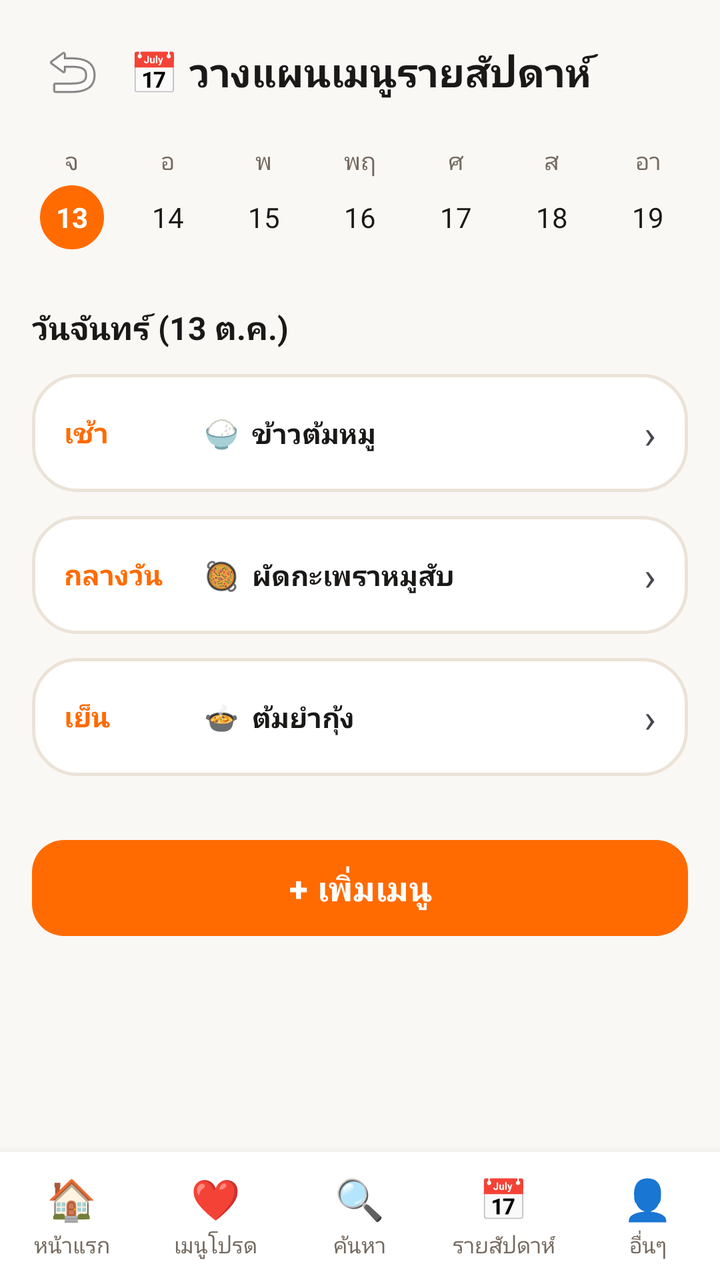
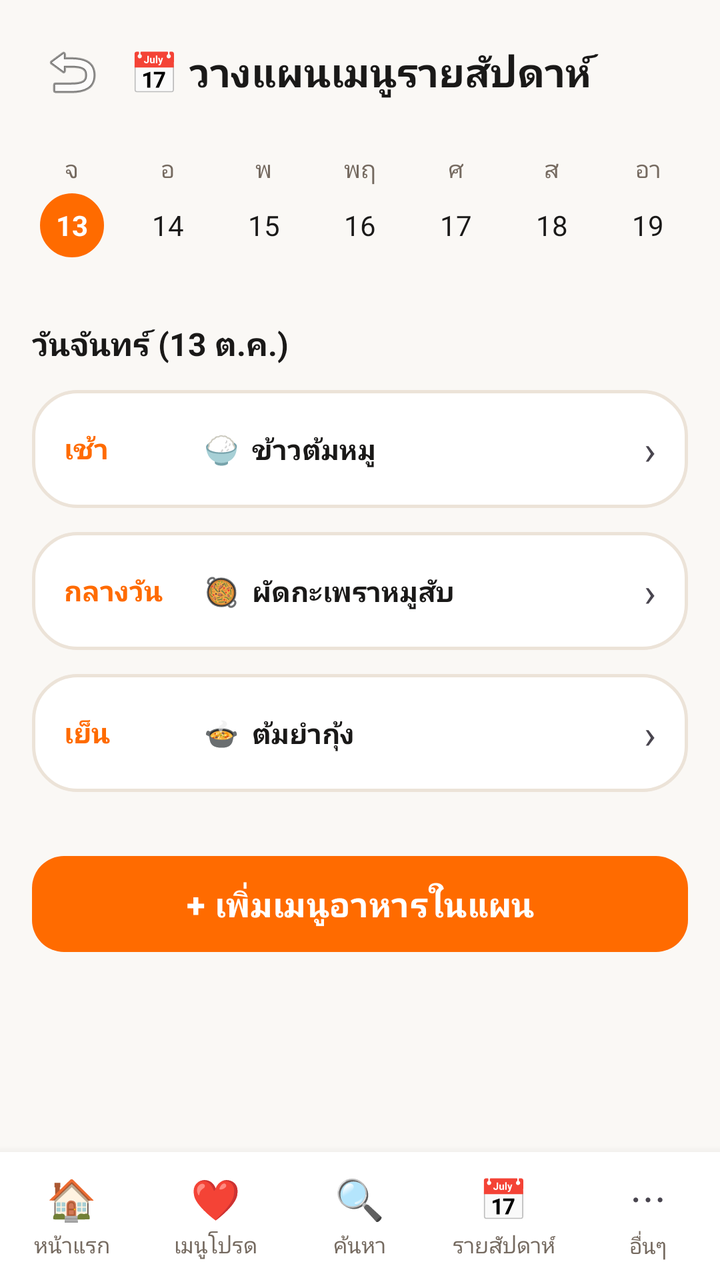

An Android layout rendered at two revisions. The XML below is the earlier revision; the diff shows what the commit changed to produce the second picture.
<!-- AndroidManifest.xml: application theme Theme.GinRaiDee -->
<!-- res/layout/activity_weekly_planner.xml -->
<?xml version="1.0" encoding="utf-8"?>
<LinearLayout xmlns:android="http://schemas.android.com/apk/res/android"
    xmlns:app="http://schemas.android.com/apk/res-auto"
    android:layout_width="match_parent"
    android:layout_height="match_parent"
    android:background="@color/cream"
    android:orientation="vertical">

    
    <LinearLayout
        android:layout_width="match_parent"
        android:layout_height="wrap_content"
        android:gravity="center_vertical"
        android:orientation="horizontal"
        android:padding="16dp">

        <ImageButton
            android:id="@+id/btnBack"
            android:layout_width="40dp"
            android:layout_height="40dp"
            android:background="?attr/selectableItemBackgroundBorderless"
            android:src="@android:drawable/ic_menu_revert"
            android:contentDescription="Back" />

        <TextView
            android:layout_width="0dp"
            android:layout_height="wrap_content"
            android:layout_weight="1"
            android:gravity="center"
            android:text="📅 วางแผนเมนูรายสัปดาห์"
            android:textColor="@color/text_primary"
            android:textSize="20sp"
            android:textStyle="bold" />

        <View
            android:layout_width="40dp"
            android:layout_height="40dp" />
    </LinearLayout>

    
    <LinearLayout
        android:layout_width="match_parent"
        android:layout_height="wrap_content"
        android:orientation="horizontal"
        android:paddingHorizontal="12dp"
        android:paddingBottom="12dp"
        android:weightSum="7">

        <LinearLayout
            android:layout_width="0dp"
            android:layout_height="wrap_content"
            android:layout_weight="1"
            android:gravity="center"
            android:orientation="vertical">
            <TextView android:layout_width="wrap_content" android:layout_height="wrap_content" android:text="จ" android:textColor="@color/text_secondary" android:textSize="12sp"/>
            <TextView android:layout_width="32dp" android:layout_height="32dp" android:layout_marginTop="4dp" android:background="@drawable/bg_circle_button" android:backgroundTint="@color/orange_primary" android:gravity="center" android:text="13" android:textColor="@color/white" android:textStyle="bold"/>
        </LinearLayout>

        <LinearLayout
            android:layout_width="0dp"
            android:layout_height="wrap_content"
            android:layout_weight="1"
            android:gravity="center"
            android:orientation="vertical">
            <TextView android:layout_width="wrap_content" android:layout_height="wrap_content" android:text="อ" android:textColor="@color/text_secondary" android:textSize="12sp"/>
            <TextView android:layout_width="32dp" android:layout_height="32dp" android:layout_marginTop="4dp" android:gravity="center" android:text="14" android:textColor="@color/text_primary"/>
        </LinearLayout>

        <LinearLayout
            android:layout_width="0dp"
            android:layout_height="wrap_content"
            android:layout_weight="1"
            android:gravity="center"
            android:orientation="vertical">
            <TextView android:layout_width="wrap_content" android:layout_height="wrap_content" android:text="พ" android:textColor="@color/text_secondary" android:textSize="12sp"/>
            <TextView android:layout_width="32dp" android:layout_height="32dp" android:layout_marginTop="4dp" android:gravity="center" android:text="15" android:textColor="@color/text_primary"/>
        </LinearLayout>

        <LinearLayout
            android:layout_width="0dp"
            android:layout_height="wrap_content"
            android:layout_weight="1"
            android:gravity="center"
            android:orientation="vertical">
            <TextView android:layout_width="wrap_content" android:layout_height="wrap_content" android:text="พฤ" android:textColor="@color/text_secondary" android:textSize="12sp"/>
            <TextView android:layout_width="32dp" android:layout_height="32dp" android:layout_marginTop="4dp" android:gravity="center" android:text="16" android:textColor="@color/text_primary"/>
        </LinearLayout>

        <LinearLayout
            android:layout_width="0dp"
            android:layout_height="wrap_content"
            android:layout_weight="1"
            android:gravity="center"
            android:orientation="vertical">
            <TextView android:layout_width="wrap_content" android:layout_height="wrap_content" android:text="ศ" android:textColor="@color/text_secondary" android:textSize="12sp"/>
            <TextView android:layout_width="32dp" android:layout_height="32dp" android:layout_marginTop="4dp" android:gravity="center" android:text="17" android:textColor="@color/text_primary"/>
        </LinearLayout>

        <LinearLayout
            android:layout_width="0dp"
            android:layout_height="wrap_content"
            android:layout_weight="1"
            android:gravity="center"
            android:orientation="vertical">
            <TextView android:layout_width="wrap_content" android:layout_height="wrap_content" android:text="ส" android:textColor="@color/text_secondary" android:textSize="12sp"/>
            <TextView android:layout_width="32dp" android:layout_height="32dp" android:layout_marginTop="4dp" android:gravity="center" android:text="18" android:textColor="@color/text_primary"/>
        </LinearLayout>

        <LinearLayout
            android:layout_width="0dp"
            android:layout_height="wrap_content"
            android:layout_weight="1"
            android:gravity="center"
            android:orientation="vertical">
            <TextView android:layout_width="wrap_content" android:layout_height="wrap_content" android:text="อา" android:textColor="@color/text_secondary" android:textSize="12sp"/>
            <TextView android:layout_width="32dp" android:layout_height="32dp" android:layout_marginTop="4dp" android:gravity="center" android:text="19" android:textColor="@color/text_primary"/>
        </LinearLayout>

    </LinearLayout>

    <ScrollView
        android:layout_width="match_parent"
        android:layout_height="0dp"
        android:layout_weight="1"
        android:fillViewport="true"
        android:padding="16dp">

        <LinearLayout
            android:layout_width="match_parent"
            android:layout_height="wrap_content"
            android:orientation="vertical">

            <TextView
                android:layout_width="wrap_content"
                android:layout_height="wrap_content"
                android:text="วันจันทร์ (13 ต.ค.)"
                android:textColor="@color/text_primary"
                android:textSize="16sp"
                android:textStyle="bold" />

            
            <LinearLayout
                android:layout_width="match_parent"
                android:layout_height="wrap_content"
                android:layout_marginTop="12dp"
                android:background="@drawable/bg_card"
                android:gravity="center_vertical"
                android:orientation="horizontal"
                android:padding="16dp">

                <TextView
                    android:layout_width="70dp"
                    android:layout_height="wrap_content"
                    android:text="เช้า"
                    android:textColor="@color/orange_primary"
                    android:textStyle="bold" />

                <TextView
                    android:layout_width="0dp"
                    android:layout_height="wrap_content"
                    android:layout_weight="1"
                    android:text="🍚  ข้าวต้มหมู"
                    android:textColor="@color/text_primary"
                    android:textStyle="bold" />

                <TextView
                    android:layout_width="wrap_content"
                    android:layout_height="wrap_content"
                    android:text="›"
                    android:textSize="20sp" />
            </LinearLayout>

            
            <LinearLayout
                android:layout_width="match_parent"
                android:layout_height="wrap_content"
                android:layout_marginTop="12dp"
                android:background="@drawable/bg_card"
                android:gravity="center_vertical"
                android:orientation="horizontal"
                android:padding="16dp">

                <TextView
                    android:layout_width="70dp"
                    android:layout_height="wrap_content"
                    android:text="กลางวัน"
                    android:textColor="@color/orange_primary"
                    android:textStyle="bold" />

                <TextView
                    android:layout_width="0dp"
                    android:layout_height="wrap_content"
                    android:layout_weight="1"
                    android:text="🥘  ผัดกะเพราหมูสับ"
                    android:textColor="@color/text_primary"
                    android:textStyle="bold" />

                <TextView
                    android:layout_width="wrap_content"
                    android:layout_height="wrap_content"
                    android:text="›"
                    android:textSize="20sp" />
            </LinearLayout>

            
            <LinearLayout
                android:layout_width="match_parent"
                android:layout_height="wrap_content"
                android:layout_marginTop="12dp"
                android:background="@drawable/bg_card"
                android:gravity="center_vertical"
                android:orientation="horizontal"
                android:padding="16dp">

                <TextView
                    android:layout_width="70dp"
                    android:layout_height="wrap_content"
                    android:text="เย็น"
                    android:textColor="@color/orange_primary"
                    android:textStyle="bold" />

                <TextView
                    android:layout_width="0dp"
                    android:layout_height="wrap_content"
                    android:layout_weight="1"
                    android:text="🍲  ต้มยำกุ้ง"
                    android:textColor="@color/text_primary"
                    android:textStyle="bold" />

                <TextView
                    android:layout_width="wrap_content"
                    android:layout_height="wrap_content"
                    android:text="›"
                    android:textSize="20sp" />
            </LinearLayout>

            <com.google.android.material.button.MaterialButton
                android:id="@+id/btnAddMenu"
                android:layout_width="match_parent"
                android:layout_height="56dp"
                android:layout_marginTop="28dp"
                android:text="+ เพิ่มเมนู"
                android:textSize="17sp"
                android:textStyle="bold"
                app:backgroundTint="@color/orange_primary"
                app:cornerRadius="16dp" />

        </LinearLayout>
    </ScrollView>

    
    <include layout="@layout/include_bottom_nav" />

</LinearLayout>
<!-- res/layout/include_bottom_nav.xml (included above) -->
<?xml version="1.0" encoding="utf-8"?>
<LinearLayout xmlns:android="http://schemas.android.com/apk/res/android"
    android:layout_width="match_parent"
    android:layout_height="64dp"
    android:background="@color/white"
    android:elevation="8dp"
    android:orientation="horizontal"
    android:weightSum="5">

    <LinearLayout
        android:id="@+id/navHome"
        android:layout_width="0dp"
        android:layout_height="match_parent"
        android:layout_weight="1"
        android:gravity="center"
        android:orientation="vertical"
        android:clickable="true"
        android:focusable="true"
        android:background="?attr/selectableItemBackground">

        <TextView
            android:layout_width="wrap_content"
            android:layout_height="wrap_content"
            android:text="🏠"
            android:textSize="20sp" />

        <TextView
            android:layout_width="wrap_content"
            android:layout_height="wrap_content"
            android:layout_marginTop="2dp"
            android:text="หน้าแรก"
            android:textColor="@color/text_secondary"
            android:textSize="11sp" />
    </LinearLayout>

    <LinearLayout
        android:id="@+id/navFavorite"
        android:layout_width="0dp"
        android:layout_height="match_parent"
        android:layout_weight="1"
        android:gravity="center"
        android:orientation="vertical"
        android:clickable="true"
        android:focusable="true"
        android:background="?attr/selectableItemBackground">

        <TextView
            android:layout_width="wrap_content"
            android:layout_height="wrap_content"
            android:text="❤️"
            android:textSize="20sp" />

        <TextView
            android:layout_width="wrap_content"
            android:layout_height="wrap_content"
            android:layout_marginTop="2dp"
            android:text="เมนูโปรด"
            android:textColor="@color/text_secondary"
            android:textSize="11sp" />
    </LinearLayout>

    <LinearLayout
        android:id="@+id/navSearch"
        android:layout_width="0dp"
        android:layout_height="match_parent"
        android:layout_weight="1"
        android:gravity="center"
        android:orientation="vertical"
        android:clickable="true"
        android:focusable="true"
        android:background="?attr/selectableItemBackground">

        <TextView
            android:layout_width="wrap_content"
            android:layout_height="wrap_content"
            android:text="🔍"
            android:textSize="20sp" />

        <TextView
            android:layout_width="wrap_content"
            android:layout_height="wrap_content"
            android:layout_marginTop="2dp"
            android:text="ค้นหา"
            android:textColor="@color/text_secondary"
            android:textSize="11sp" />
    </LinearLayout>

    <LinearLayout
        android:id="@+id/navWeekly"
        android:layout_width="0dp"
        android:layout_height="match_parent"
        android:layout_weight="1"
        android:gravity="center"
        android:orientation="vertical"
        android:clickable="true"
        android:focusable="true"
        android:background="?attr/selectableItemBackground">

        <TextView
            android:layout_width="wrap_content"
            android:layout_height="wrap_content"
            android:text="📅"
            android:textSize="20sp" />

        <TextView
            android:layout_width="wrap_content"
            android:layout_height="wrap_content"
            android:layout_marginTop="2dp"
            android:text="รายสัปดาห์"
            android:textColor="@color/text_secondary"
            android:textSize="11sp" />
    </LinearLayout>

    <LinearLayout
        android:id="@+id/navMore"
        android:layout_width="0dp"
        android:layout_height="match_parent"
        android:layout_weight="1"
        android:gravity="center"
        android:orientation="vertical"
        android:clickable="true"
        android:focusable="true"
        android:background="?attr/selectableItemBackground">

        <TextView
            android:layout_width="wrap_content"
            android:layout_height="wrap_content"
            android:text="👤"
            android:textSize="20sp" />

        <TextView
            android:layout_width="wrap_content"
            android:layout_height="wrap_content"
            android:layout_marginTop="2dp"
            android:text="อื่นๆ"
            android:textColor="@color/text_secondary"
            android:textSize="11sp" />
    </LinearLayout>

</LinearLayout>
<!-- resources referenced by this layout -->
<resources>
  <color name="cream">#FAF8F5</color>
  <color name="orange_primary">#FF6B00</color>
  <color name="text_primary">#1A1918</color>
  <color name="text_secondary">#756A60</color>
  <color name="white">#FFFFFF</color>
  <!-- drawable bg_card (drawable) -->
  <?xml version="1.0" encoding="utf-8"?>
  <shape xmlns:android="http://schemas.android.com/apk/res/android"
      android:shape="rectangle">
      <solid android:color="@color/white" />
      <corners android:radius="22dp" />
      <stroke
          android:width="1.5dp"
          android:color="@color/border_color" />
  </shape>
  <!-- drawable bg_circle_button (drawable) -->
  <?xml version="1.0" encoding="utf-8"?>
  <ripple xmlns:android="http://schemas.android.com/apk/res/android"
      android:color="@color/orange_light">
      <item>
          <shape android:shape="oval">
              <solid android:color="@color/white" />
              <stroke
                  android:width="1.5dp"
                  android:color="@color/border_color" />
          </shape>
      </item>
  </ripple>
  <style name="Theme.GinRaiDee" parent="Theme.Material3.DayNight.NoActionBar">
          <item name="colorPrimary">@color/orange_primary</item>
          <item name="colorPrimaryDark">@color/orange_dark</item>
          <item name="colorAccent">@color/orange_primary</item>
          <item name="android:windowBackground">@color/cream</item>
          <item name="android:statusBarColor">@color/orange_primary</item>
      </style>
  <color name="border_color">#ECE3D8</color>
  <color name="orange_light">#FFF0E5</color>
  <color name="orange_dark">#E05300</color>
</resources>

<!-- the commit's change to res/layout/activity_weekly_planner.xml (unified diff, before → after) -->
@@ -47,73 +47,108 @@
         android:weightSum="7">
 
         <LinearLayout
-            android:layout_width="0dp"
-            android:layout_height="wrap_content"
-            android:layout_weight="1"
-            android:gravity="center"
-            android:orientation="vertical">
+            android:id="@+id/dayMon"
+            android:layout_width="0dp"
+            android:layout_height="wrap_content"
+            android:layout_weight="1"
+            android:background="?attr/selectableItemBackground"
+            android:clickable="true"
+            android:focusable="true"
+            android:gravity="center"
+            android:orientation="vertical"
+            android:paddingVertical="4dp">
             <TextView android:layout_width="wrap_content" android:layout_height="wrap_content" android:text="จ" android:textColor="@color/text_secondary" android:textSize="12sp"/>
-            <TextView android:layout_width="32dp" android:layout_height="32dp" android:layout_marginTop="4dp" android:background="@drawable/bg_circle_button" android:backgroundTint="@color/orange_primary" android:gravity="center" android:text="13" android:textColor="@color/white" android:textStyle="bold"/>
-        </LinearLayout>
-
-        <LinearLayout
-            android:layout_width="0dp"
-            android:layout_height="wrap_content"
-            android:layout_weight="1"
-            android:gravity="center"
-            android:orientation="vertical">
+            <TextView android:id="@+id/badgeMon" android:layout_width="32dp" android:layout_height="32dp" android:layout_marginTop="4dp" android:background="@drawable/bg_circle_button" android:backgroundTint="@color/orange_primary" android:gravity="center" android:text="13" android:textColor="@color/white" android:textStyle="bold"/>
+        </LinearLayout>
+
+        <LinearLayout
+            android:id="@+id/dayTue"
+            android:layout_width="0dp"
+            android:layout_height="wrap_content"
+            android:layout_weight="1"
+            android:background="?attr/selectableItemBackground"
+            android:clickable="true"
+            android:focusable="true"
+            android:gravity="center"
+            android:orientation="vertical"
+            android:paddingVertical="4dp">
             <TextView android:layout_width="wrap_content" android:layout_height="wrap_content" android:text="อ" android:textColor="@color/text_secondary" android:textSize="12sp"/>
-            <TextView android:layout_width="32dp" android:layout_height="32dp" android:layout_marginTop="4dp" android:gravity="center" android:text="14" android:textColor="@color/text_primary"/>
-        </LinearLayout>
-
-        <LinearLayout
-            android:layout_width="0dp"
-            android:layout_height="wrap_content"
-            android:layout_weight="1"
-            android:gravity="center"
-            android:orientation="vertical">
+            <TextView android:id="@+id/badgeTue" android:layout_width="32dp" android:layout_height="32dp" android:layout_marginTop="4dp" android:gravity="center" android:text="14" android:textColor="@color/text_primary"/>
+        </LinearLayout>
+
+        <LinearLayout
+            android:id="@+id/dayWed"
+            android:layout_width="0dp"
+            android:layout_height="wrap_content"
+            android:layout_weight="1"
+            android:background="?attr/selectableItemBackground"
+            android:clickable="true"
+            android:focusable="true"
+            android:gravity="center"
+            android:orientation="vertical"
+            android:paddingVertical="4dp">
             <TextView android:layout_width="wrap_content" android:layout_height="wrap_content" android:text="พ" android:textColor="@color/text_secondary" android:textSize="12sp"/>
-            <TextView android:layout_width="32dp" android:layout_height="32dp" android:layout_marginTop="4dp" android:gravity="center" android:text="15" android:textColor="@color/text_primary"/>
-        </LinearLayout>
-
-        <LinearLayout
-            android:layout_width="0dp"
-            android:layout_height="wrap_content"
-            android:layout_weight="1"
-            android:gravity="center"
-            android:orientation="vertical">
+            <TextView android:id="@+id/badgeWed" android:layout_width="32dp" android:layout_height="32dp" android:layout_marginTop="4dp" android:gravity="center" android:text="15" android:textColor="@color/text_primary"/>
+        </LinearLayout>
+
+        <LinearLayout
+            android:id="@+id/dayThu"
+            android:layout_width="0dp"
+            android:layout_height="wrap_content"
+            android:layout_weight="1"
+            android:background="?attr/selectableItemBackground"
+            android:clickable="true"
+            android:focusable="true"
+            android:gravity="center"
+            android:orientation="vertical"
+            android:paddingVertical="4dp">
             <TextView android:layout_width="wrap_content" android:layout_height="wrap_content" android:text="พฤ" android:textColor="@color/text_secondary" android:textSize="12sp"/>
-            <TextView android:layout_width="32dp" android:layout_height="32dp" android:layout_marginTop="4dp" android:gravity="center" android:text="16" android:textColor="@color/text_primary"/>
-        </LinearLayout>
-
-        <LinearLayout
-            android:layout_width="0dp"
-            android:layout_height="wrap_content"
-            android:layout_weight="1"
-            android:gravity="center"
-            android:orientation="vertical">
+            <TextView android:id="@+id/badgeThu" android:layout_width="32dp" android:layout_height="32dp" android:layout_marginTop="4dp" android:gravity="center" android:text="16" android:textColor="@color/text_primary"/>
+        </LinearLayout>
+
+        <LinearLayout
+            android:id="@+id/dayFri"
+            android:layout_width="0dp"
+            android:layout_height="wrap_content"
+            android:layout_weight="1"
+            android:background="?attr/selectableItemBackground"
+            android:clickable="true"
+            android:focusable="true"
+            android:gravity="center"
+            android:orientation="vertical"
+            android:paddingVertical="4dp">
             <TextView android:layout_width="wrap_content" android:layout_height="wrap_content" android:text="ศ" android:textColor="@color/text_secondary" android:textSize="12sp"/>
-            <TextView android:layout_width="32dp" android:layout_height="32dp" android:layout_marginTop="4dp" android:gravity="center" android:text="17" android:textColor="@color/text_primary"/>
-        </LinearLayout>
-
-        <LinearLayout
-            android:layout_width="0dp"
-            android:layout_height="wrap_content"
-            android:layout_weight="1"
-            android:gravity="center"
-            android:orientation="vertical">
+            <TextView android:id="@+id/badgeFri" android:layout_width="32dp" android:layout_height="32dp" android:layout_marginTop="4dp" android:gravity="center" android:text="17" android:textColor="@color/text_primary"/>
+        </LinearLayout>
+
+        <LinearLayout
+            android:id="@+id/daySat"
+            android:layout_width="0dp"
+            android:layout_height="wrap_content"
+            android:layout_weight="1"
+            android:background="?attr/selectableItemBackground"
+            android:clickable="true"
+            android:focusable="true"
+            android:gravity="center"
+            android:orientation="vertical"
+            android:paddingVertical="4dp">
             <TextView android:layout_width="wrap_content" android:layout_height="wrap_content" android:text="ส" android:textColor="@color/text_secondary" android:textSize="12sp"/>
-            <TextView android:layout_width="32dp" android:layout_height="32dp" android:layout_marginTop="4dp" android:gravity="center" android:text="18" android:textColor="@color/text_primary"/>
-        </LinearLayout>
-
-        <LinearLayout
-            android:layout_width="0dp"
-            android:layout_height="wrap_content"
-            android:layout_weight="1"
-            android:gravity="center"
-            android:orientation="vertical">
+            <TextView android:id="@+id/badgeSat" android:layout_width="32dp" android:layout_height="32dp" android:layout_marginTop="4dp" android:gravity="center" android:text="18" android:textColor="@color/text_primary"/>
+        </LinearLayout>
+
+        <LinearLayout
+            android:id="@+id/daySun"
+            android:layout_width="0dp"
+            android:layout_height="wrap_content"
+            android:layout_weight="1"
+            android:background="?attr/selectableItemBackground"
+            android:clickable="true"
+            android:focusable="true"
+            android:gravity="center"
+            android:orientation="vertical"
+            android:paddingVertical="4dp">
             <TextView android:layout_width="wrap_content" android:layout_height="wrap_content" android:text="อา" android:textColor="@color/text_secondary" android:textSize="12sp"/>
-            <TextView android:layout_width="32dp" android:layout_height="32dp" android:layout_marginTop="4dp" android:gravity="center" android:text="19" android:textColor="@color/text_primary"/>
+            <TextView android:id="@+id/badgeSun" android:layout_width="32dp" android:layout_height="32dp" android:layout_marginTop="4dp" android:gravity="center" android:text="19" android:textColor="@color/text_primary"/>
         </LinearLayout>
 
     </LinearLayout>
@@ -131,6 +166,7 @@
             android:orientation="vertical">
 
             <TextView
+                android:id="@+id/tvDayTitle"
                 android:layout_width="wrap_content"
                 android:layout_height="wrap_content"
                 android:text="วันจันทร์ (13 ต.ค.)"
@@ -140,10 +176,13 @@
 
             
             <LinearLayout
+                android:id="@+id/mealBreakfast"
                 android:layout_width="match_parent"
                 android:layout_height="wrap_content"
                 android:layout_marginTop="12dp"
                 android:background="@drawable/bg_card"
+                android:clickable="true"
+                android:focusable="true"
                 android:gravity="center_vertical"
                 android:orientation="horizontal"
                 android:padding="16dp">
@@ -156,6 +195,7 @@
                     android:textStyle="bold" />
 
                 <TextView
+                    android:id="@+id/tvBreakfastName"
                     android:layout_width="0dp"
                     android:layout_height="wrap_content"
                     android:layout_weight="1"
@@ -172,10 +212,13 @@
 
             
             <LinearLayout
+                android:id="@+id/mealLunch"
                 android:layout_width="match_parent"
                 android:layout_height="wrap_content"
                 android:layout_marginTop="12dp"
                 android:background="@drawable/bg_card"
+                android:clickable="true"
+                android:focusable="true"
                 android:gravity="center_vertical"
                 android:orientation="horizontal"
                 android:padding="16dp">
@@ -188,6 +231,7 @@
                     android:textStyle="bold" />
 
                 <TextView
+                    android:id="@+id/tvLunchName"
                     android:layout_width="0dp"
                     android:layout_height="wrap_content"
                     android:layout_weight="1"
@@ -204,10 +248,13 @@
 
             
             <LinearLayout
+                android:id="@+id/mealDinner"
                 android:layout_width="match_parent"
                 android:layout_height="wrap_content"
                 android:layout_marginTop="12dp"
                 android:background="@drawable/bg_card"
+                android:clickable="true"
+                android:focusable="true"
                 android:gravity="center_vertical"
                 android:orientation="horizontal"
                 android:padding="16dp">
@@ -220,6 +267,7 @@
                     android:textStyle="bold" />
 
                 <TextView
+                    android:id="@+id/tvDinnerName"
                     android:layout_width="0dp"
                     android:layout_height="wrap_content"
                     android:layout_weight="1"
@@ -239,7 +287,7 @@
                 android:layout_width="match_parent"
                 android:layout_height="56dp"
                 android:layout_marginTop="28dp"
-                android:text="+ เพิ่มเมนู"
+                android:text="+ เพิ่มเมนูอาหารในแผน"
                 android:textSize="17sp"
                 android:textStyle="bold"
                 app:backgroundTint="@color/orange_primary"
@@ -380,7 +428,7 @@
         <TextView
             android:layout_width="wrap_content"
             android:layout_height="wrap_content"
-            android:text="👤"
+            android:text="⋯"
             android:textSize="20sp" />
 
         <TextView
